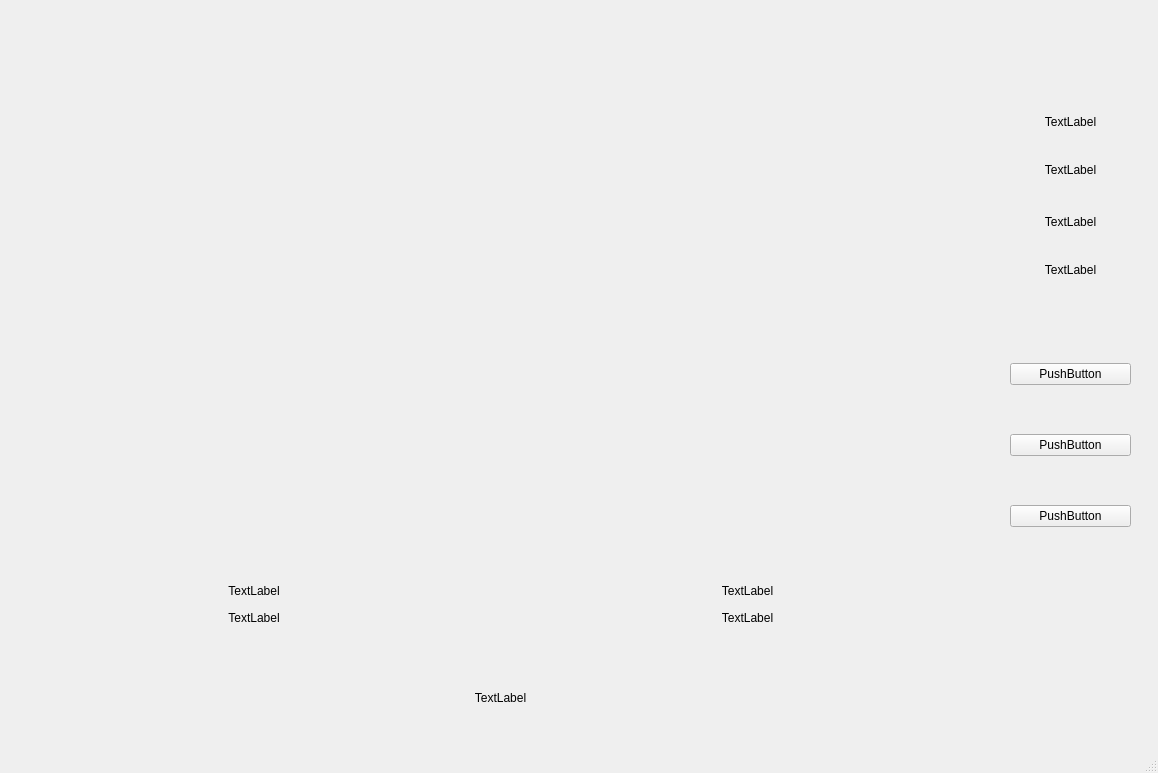
Qt form ui/mainwindow.ui (Square04299/Abalone) before a commit.
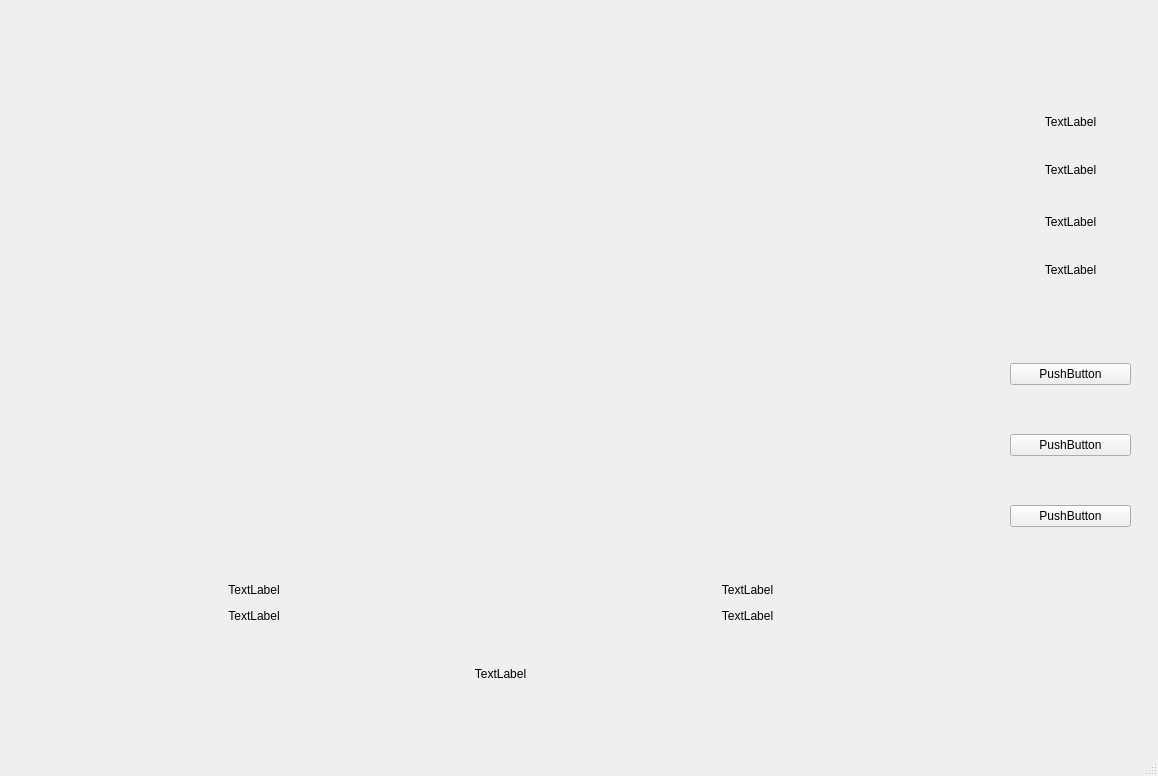
The same form after that commit.

Commit message: Update Spacing between textLabel

The edit to the form file:
```diff
--- a/ui/mainwindow.ui
+++ b/ui/mainwindow.ui
@@ -7,7 +7,7 @@
     <x>0</x>
     <y>0</y>
     <width>1158</width>
-    <height>773</height>
+    <height>776</height>
    </rect>
   </property>
   <property name="windowTitle">
@@ -98,7 +98,7 @@
        <property name="sizeHint" stdset="0">
         <size>
          <width>20</width>
-         <height>40</height>
+         <height>35</height>
         </size>
        </property>
       </spacer>
@@ -115,6 +115,22 @@
          </property>
         </widget>
        </item>
+       <item>
+        <spacer name="verticalSpacer_2">
+         <property name="orientation">
+          <enum>Qt::Vertical</enum>
+         </property>
+         <property name="sizeType">
+          <enum>QSizePolicy::Maximum</enum>
+         </property>
+         <property name="sizeHint" stdset="0">
+          <size>
+           <width>20</width>
+           <height>40</height>
+          </size>
+         </property>
+        </spacer>
+       </item>
       </layout>
      </item>
     </layout>
```
The commit also changes 1 other file.
